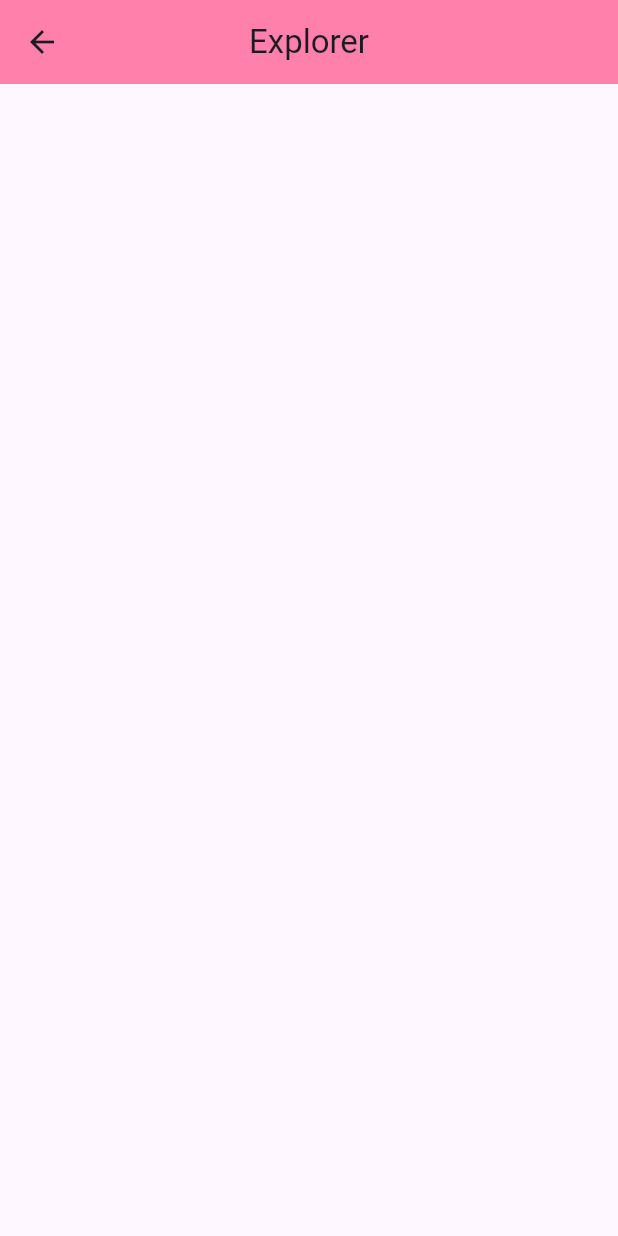
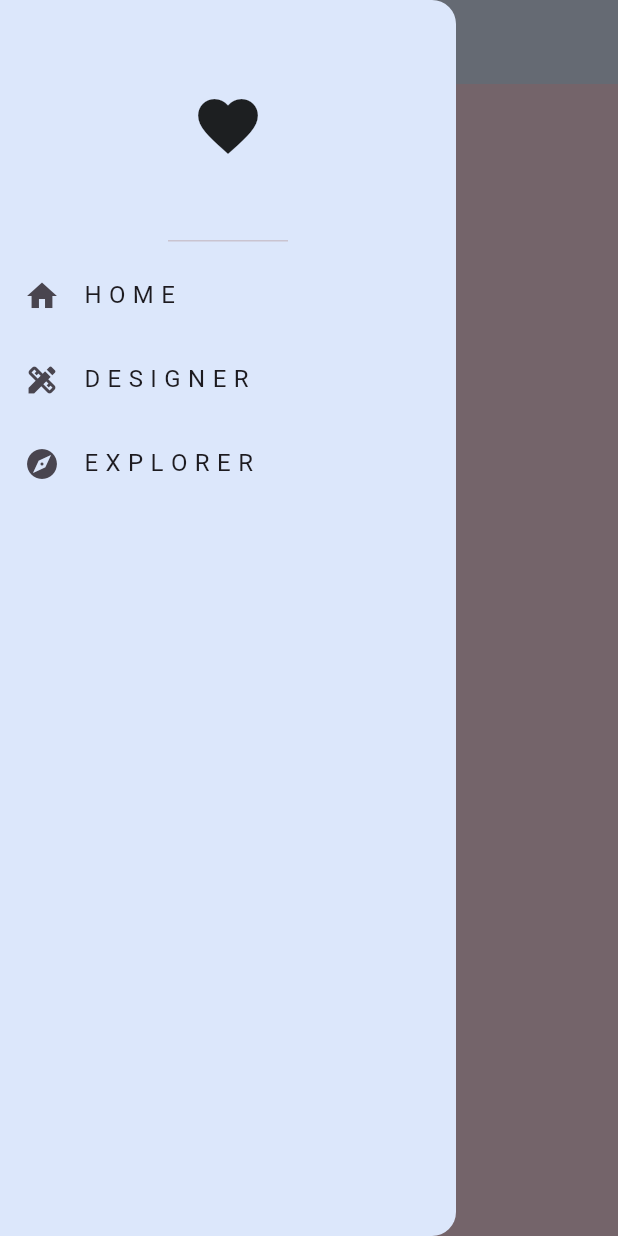
Before and after one commit to Ayesha-Jan/stitch-atlas, a Flutter app: the Explorer screen opened by its route, with the side drawer open (before the commit the screen has no drawer), on a phone screen of 412 x 824 dp. Run offline on Flutter 3.47's test engine with Material 3 defaults, Android fonts, the phone set to English and light mode, and no system bars; our stand-ins replace flutter_colorpicker, flutter_svg.

Commit message:
Creating layout for explorer page

```diff
--- a/lib/pages/explorer.dart
+++ b/lib/pages/explorer.dart
@@ -7,9 +7,56 @@ class Explorer extends StatelessWidget {
   Widget build(BuildContext context) {
     return Scaffold(
       appBar: AppBar(
-        title: Text("Explorer"),
+        title: Text(
+          "E X P L O R E R",
+          style: TextStyle(
+            fontSize: 28,
+            color: Color(0xFFEA467E),
+            fontWeight: FontWeight.bold,
+          ),
+        ),
         centerTitle: true,
-        backgroundColor: Colors.pinkAccent[100],
+        backgroundColor: Color(0xFFDCE7FB),
+      ),
+      drawer: Drawer(
+        backgroundColor: Color(0xFFDCE7FB),
+        child: Column(
+          children: [
+            DrawerHeader(
+                child: Icon(
+                  Icons.favorite,
+                  size: 48,
+                )
+            ),
+            ListTile(
+              leading: Icon(Icons.home),
+              title: Text("H O M E"),
+              onTap: () {
+                Navigator.pop(context);
+                Navigator.pushNamed(context, '/home');
+              },
+            ),
+            ListTile(
+              leading: Icon(Icons.design_services),
+              title: Text("D E S I G N E R"),
+              onTap: () {
+                Navigator.pop(context);
+                Navigator.pushNamed(context, '/designer');
+              },
+            ),
+            ListTile(
+              leading: Icon(Icons.explore),
+              title: Text("E X P L O R E R"),
+              onTap: () {
+                Navigator.pop(context);
+                Navigator.pushNamed(context, '/explorer');
+              },
+            ),
+          ],
+        ),
+      ),
+      body: Container(
+        color: Color(0xFFFDDBE6),
       ),
     );
   }
```
